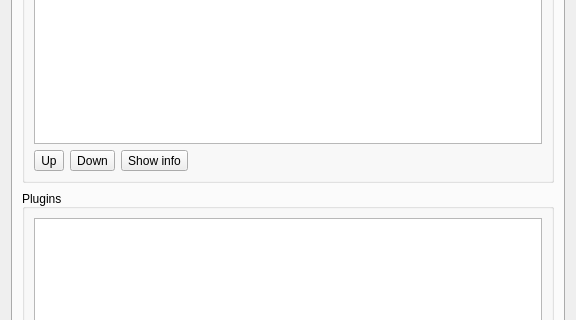
First picture: the form in qstardict/settingsdialog.ui, repository aleh-arol/qstardict, before the edit; both pictures show x 0 to 576 and y 109 to 429 of the 576 by 530 pixel window.
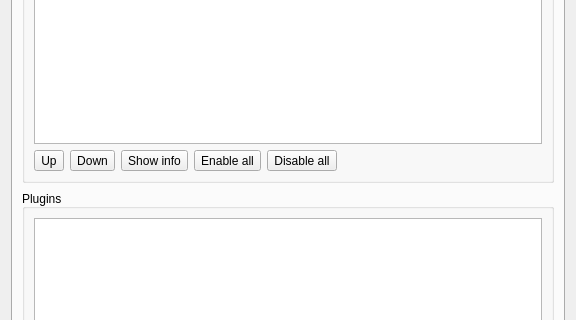
Second picture: the form after the edit. The open tabs and pages were chosen to show the change. Icons and pictures are not drawn. Custom widgets are drawn as their Qt base class.

Commit message: Implement enabled/disable all for dictionaries.

What changed in the file:
```diff
--- a/qstardict/settingsdialog.ui
+++ b/qstardict/settingsdialog.ui
@@ -232,6 +232,26 @@
               </property>
              </widget>
             </item>
+            <item>
+             <widget class="QToolButton" name="dictsEnableAllButton">
+              <property name="toolTip">
+               <string>Enable all dictionaries</string>
+              </property>
+              <property name="text">
+               <string>Enable all</string>
+              </property>
+             </widget>
+            </item>
+            <item>
+             <widget class="QToolButton" name="dictsDisableAllButton">
+              <property name="toolTip">
+               <string>Disable all dictionaries</string>
+              </property>
+              <property name="text">
+               <string>Disable all</string>
+              </property>
+             </widget>
+            </item>
             <item>
              <spacer>
               <property name="orientation">
```
Left out of the diff: 2 changed lines with no effect on the pictures. The commit also changes 16 other files.
